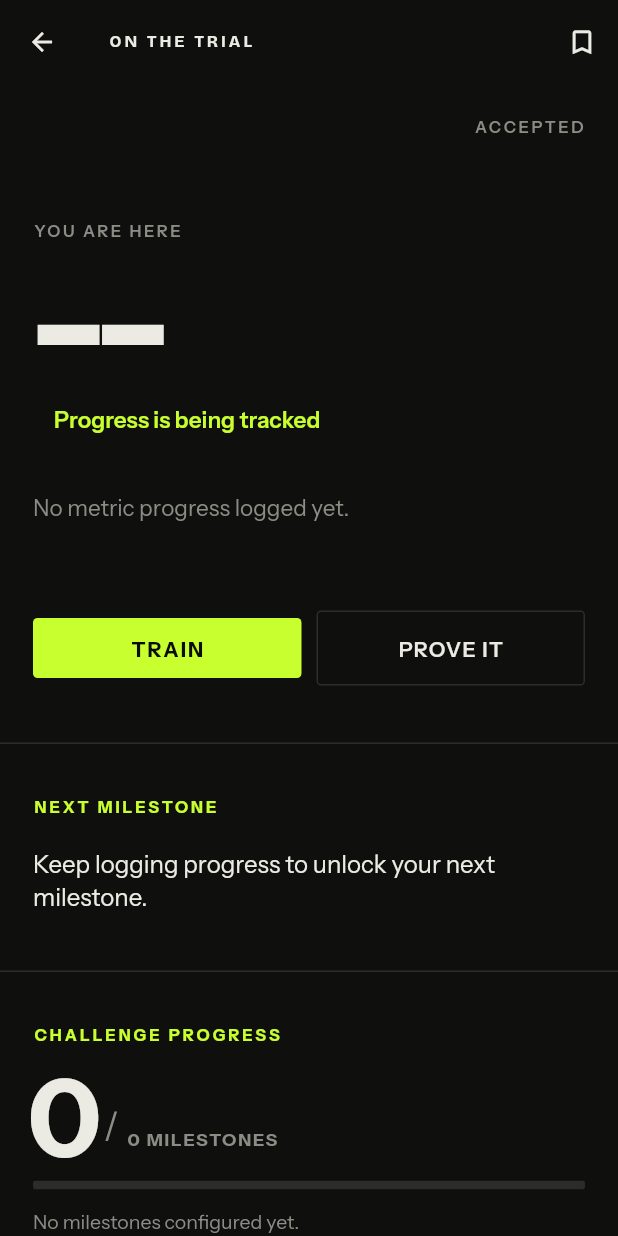
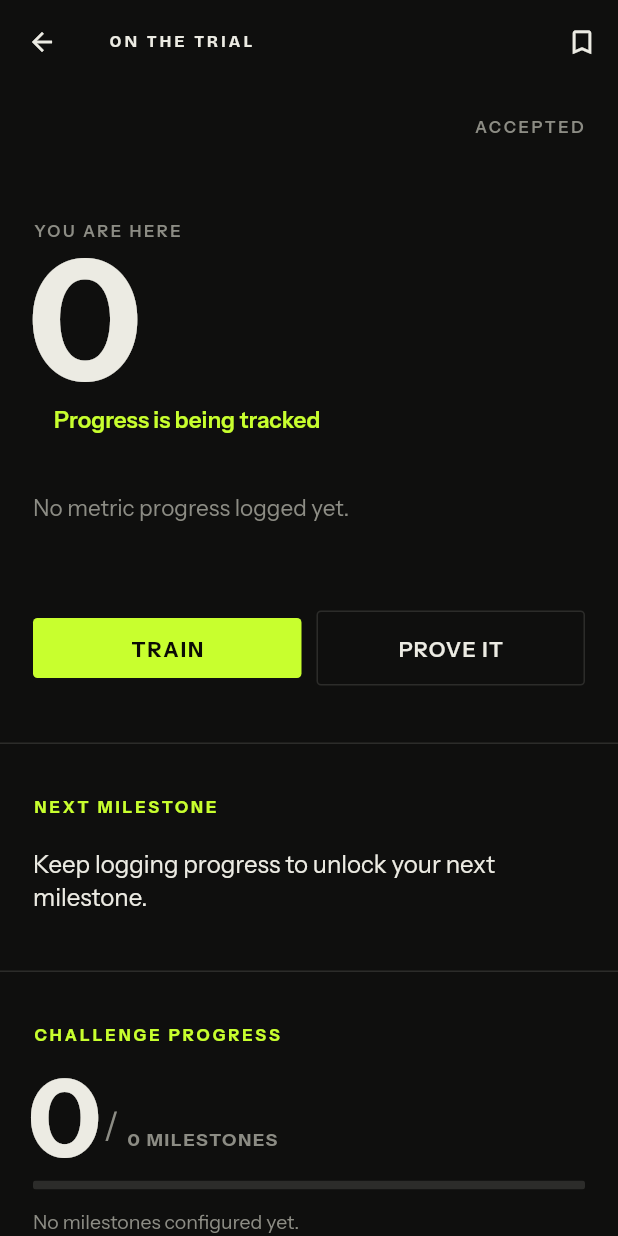
Before and after one commit to thisanie/nerdmaxxing-client, a Flutter app: the ChallengeJourney screen opened directly with empty values, on a phone screen of 412 x 824 dp. Run offline on Flutter 3.47's test engine with Material 3 defaults, Android fonts, the phone set to English and light mode, and no system bars; our stand-ins replace dio, firebase_core, firebase_messaging, flutter_local_notifications, flutter_riverpod, flutter_secure_storage and 4 more; missing offline and left inert: google_sign_in_web; accounts and stored records are empty.

Commit message:
add update attmepts

```diff
--- a/lib/models/challenge_detail.dart
+++ b/lib/models/challenge_detail.dart
@@ -3,6 +3,7 @@ import 'challenge.dart';
 class ChallengeProgressSnapshot {
   final Object? currentValue;
   final Object? targetValue;
+  final Object? baselineValue;
   final String unit;
   final int completedResourceCount;
   final int totalResourceCount;
@@ -15,6 +16,7 @@ class ChallengeProgressSnapshot {
   const ChallengeProgressSnapshot({
     this.currentValue,
     this.targetValue,
+    this.baselineValue,
     required this.unit,
     this.completedResourceCount = 0,
     this.totalResourceCount = 0,
@@ -29,6 +31,7 @@ class ChallengeProgressSnapshot {
     return ChallengeProgressSnapshot(
       currentValue: json['current_value'],
       targetValue: json['target_value'],
+      baselineValue: json['baseline_value'],
       unit: json['unit']?.toString() ?? '',
       completedResourceCount: (json['completed_resource_count'] as num?)?.toInt() ?? 0,
       totalResourceCount: (json['total_resource_count'] as num?)?.toInt() ?? 0,
@@ -117,11 +120,15 @@ class ChallengeMilestone {
 class ChallengeAttempt {
   final String id;
   final Map<String, double> metrics;
+  final String? note;
+  final bool? meetsTarget;
   final DateTime? createdAt;
 
   const ChallengeAttempt({
     required this.id,
     this.metrics = const {},
+    this.note,
+    this.meetsTarget,
     this.createdAt,
   });
 
@@ -139,9 +146,17 @@ class ChallengeAttempt {
         }
       }
     }
+    final metricKey = json['metric_key']?.toString();
+    final rawValue = json['value'];
+    if (metricKey != null && metricKey.isNotEmpty) {
+      final value = rawValue is num ? rawValue.toDouble() : double.tryParse('$rawValue');
+      if (value != null) metrics[metricKey] = value;
+    }
     return ChallengeAttempt(
       id: json['id']?.toString() ?? '',
       metrics: metrics,
+      note: json['note']?.toString(),
+      meetsTarget: json['meets_target'] is bool ? json['meets_target'] as bool : null,
       createdAt: json['created_at'] == null
           ? null
           : DateTime.tryParse(json['created_at'].toString()),
--- a/lib/screens/challenge/challenge_journey.dart
+++ b/lib/screens/challenge/challenge_journey.dart
@@ -94,7 +94,7 @@ class _ChallengeJourneyState extends State<ChallengeJourney> {
 
   Widget _hero(BuildContext context, Challenge challenge) {
     final primary = widget.detail.primaryMetric;
-    final current = _formatValue(primary?.current);
+    final current = _formatValue(_progressMetricValue);
     final target = _formatValue(primary?.target);
     final unit = primary?.unit ?? '';
     return Padding(
@@ -120,9 +120,9 @@ class _ChallengeJourneyState extends State<ChallengeJourney> {
             const SizedBox(width: 14),
             Expanded(
               child: Text(
-                primary?.baseline == null || primary?.current == null
+                _progressMetricValue == null || _progressBaselineValue == null
                     ? 'Progress is being tracked'
-                    : '↑ ${_formatValue(primary!.current! - primary.baseline!)} $unit since starting',
+                  : '↑ ${_formatValue(_progressMetricValue! - _progressBaselineValue!)} $unit since starting',
                 style: const TextStyle(color: AppColors.primary, fontWeight: FontWeight.w600),
               ),
             ),
@@ -130,7 +130,7 @@ class _ChallengeJourneyState extends State<ChallengeJourney> {
           const SizedBox(height: 24),
           _metricStats(),
           const SizedBox(height: 28),
-          if (primary != null && primary.target != null && primary.current != null)
+          if (primary != null && primary.target != null && _progressMetricValue != null)
             _progressRuler(primary),
         ] else ...[
           _number(target, 148, AppColors.primary),
@@ -473,8 +473,8 @@ class _ChallengeJourneyState extends State<ChallengeJourney> {
         Row(
           mainAxisAlignment: MainAxisAlignment.spaceBetween,
           children: [
-            Text('START ${_formatValue(metric.baseline)}', style: const TextStyle(color: AppColors.textSecondary, fontSize: 11)),
-            Text('CURRENT ${_formatValue(metric.current)}', style: const TextStyle(color: AppColors.primary, fontSize: 11)),
+            Text('START ${_formatValue(_progressBaselineValue ?? metric.baseline)}', style: const TextStyle(color: AppColors.textSecondary, fontSize: 11)),
+            Text('CURRENT ${_formatValue(_progressMetricValue ?? metric.current)}', style: const TextStyle(color: AppColors.primary, fontSize: 11)),
             Text('TARGET ${_formatValue(metric.target)}', style: const TextStyle(color: AppColors.textSecondary, fontSize: 11)),
           ],
         ),
@@ -494,7 +494,7 @@ class _ChallengeJourneyState extends State<ChallengeJourney> {
 
   Widget _metricStats() {
     final metrics = widget.detail.metricDefinitions
-        .where((metric) => metric.current != null)
+        .where((metric) => metric.current != null || metric.isPrimary && _progressMetricValue != null)
         .take(4)
         .toList();
     if (metrics.isEmpty) {
@@ -507,9 +507,25 @@ class _ChallengeJourneyState extends State<ChallengeJourney> {
       crossAxisAlignment: CrossAxisAlignment.end,
       children: [
         for (final metric in metrics)
-          _stat(metric.label.toUpperCase(), _formatMetric(metric, metric.current)),
+          _stat(
+            metric.label.toUpperCase(),
+            _formatMetric(
+              metric,
+              metric.isPrimary ? _progressMetricValue : metric.current,
+            ),
+          ),
       ],
     );
+  }
+
+  double? get _progressMetricValue {
+    final value = widget.detail.progress.currentValue;
+    return value is num ? value.toDouble() : double.tryParse('$value');
+  }
+
+  double? get _progressBaselineValue {
+    final value = widget.detail.progress.baselineValue;
+    return value is num ? value.toDouble() : double.tryParse('$value');
   }
 
   String _formatMetric(ChallengeMetric metric, double? value) {
```
